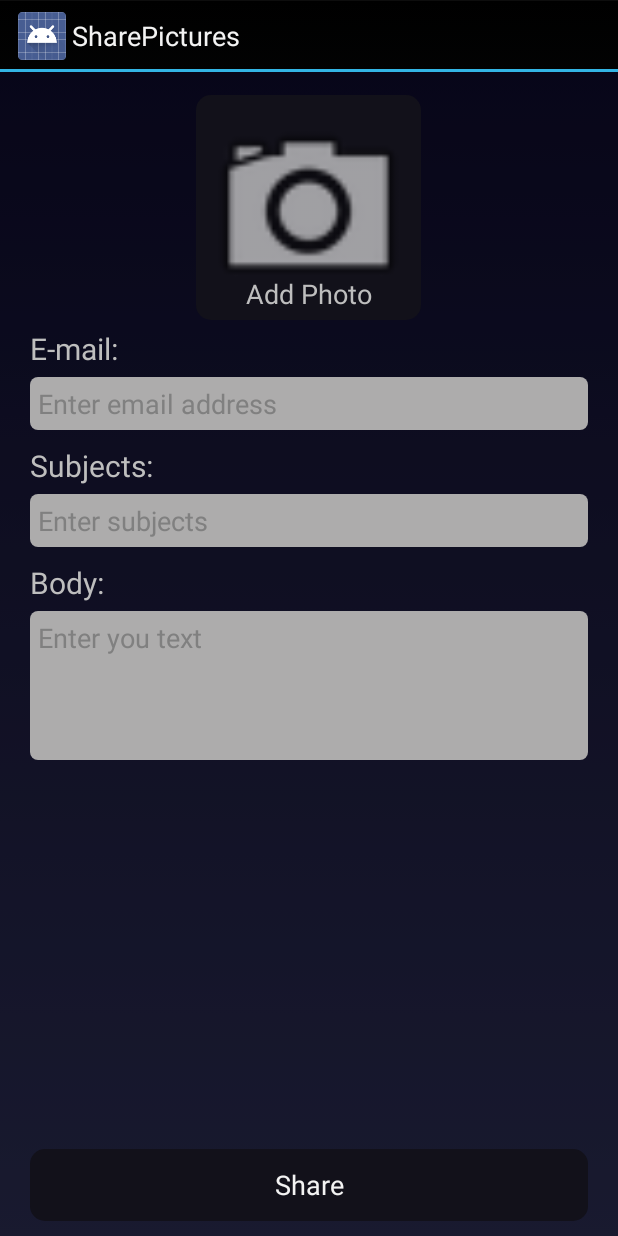
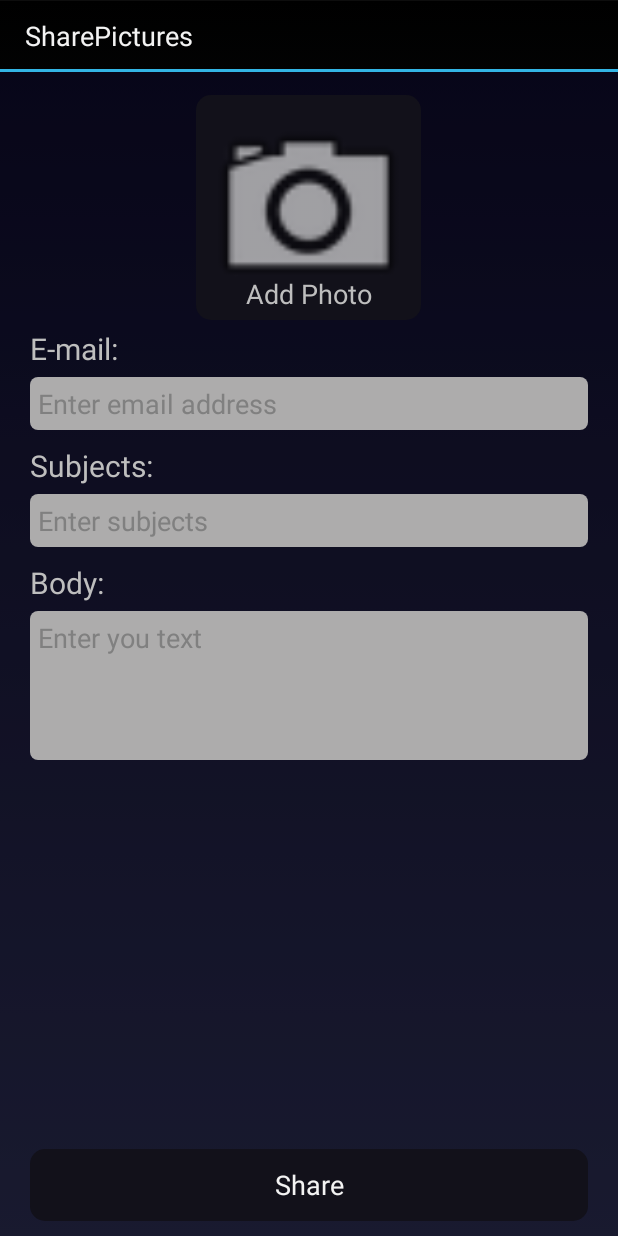
Before and after one commit to dwanmight/SharePictures, an Android app: the screen it shows after launch (ShareActivity), after a tap on "Address:", on a phone screen of 412 x 824 dp. Run offline under Robolectric (Android 15) with nearby library versions, the phone set to English and light mode, and no system bars.

Commit message:
remove icon from actionBar

```diff
--- a/app/src/main/java/com/junior/dwan/sharepictures/PictureListFragment.java
+++ b/app/src/main/java/com/junior/dwan/sharepictures/PictureListFragment.java
@@ -2,6 +2,7 @@ package com.junior.dwan.sharepictures;
 
 import android.app.ListFragment;
 import android.content.Intent;
+import android.graphics.drawable.ColorDrawable;
 import android.os.Bundle;
 import android.util.Log;
 import android.view.View;
@@ -24,6 +25,7 @@ public class PictureListFragment extends ListFragment {
     public void onCreate(Bundle savedInstanceState) {
         super.onCreate(savedInstanceState);
         getActivity().setTitle("Drafts and sent messages");
+        getActivity().getActionBar().setIcon(new ColorDrawable(0));
         mLetters=LetterLab.getInstance(getActivity()).getLetters();
 
 //        ArrayAdapter<Letter> adapter =
--- a/app/src/main/java/com/junior/dwan/sharepictures/ShareFragment.java
+++ b/app/src/main/java/com/junior/dwan/sharepictures/ShareFragment.java
@@ -1,6 +1,7 @@
 package com.junior.dwan.sharepictures;
 
 import android.app.Fragment;
+import android.graphics.drawable.ColorDrawable;
 import android.os.Bundle;
 import android.support.v4.app.NavUtils;
 import android.view.LayoutInflater;
@@ -21,6 +22,8 @@ public class ShareFragment extends Fragment {
         if(NavUtils.getParentActivityName(getActivity())!=null){
             getActivity().getActionBar().setDisplayHomeAsUpEnabled(true);
         }
+//        getActivity().getActionBar().setDisplayUseLogoEnabled(false);
+        getActivity().getActionBar().setIcon(new ColorDrawable(0));
     }
 
     @Override
```
